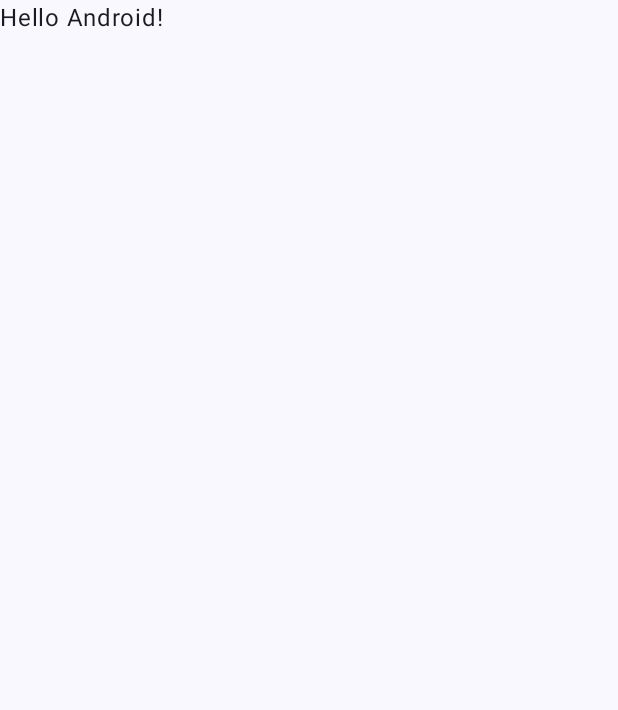
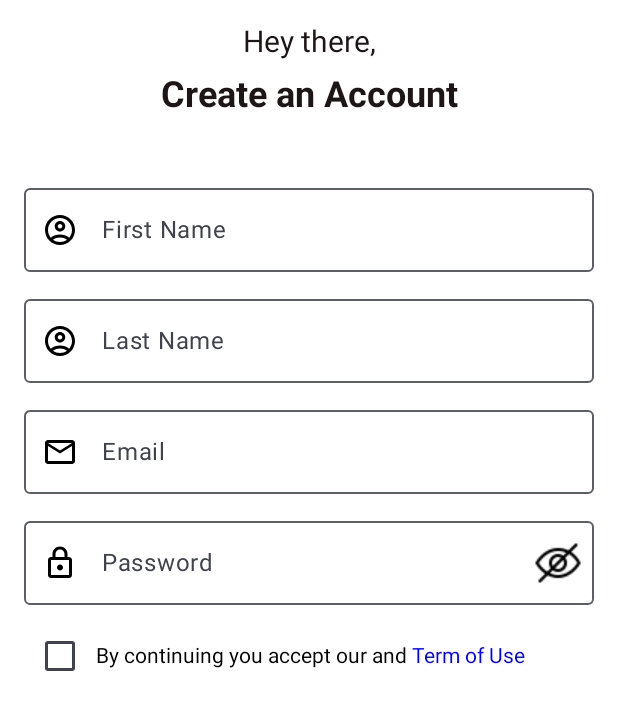
Before and after one commit to VISHALCHAND007/LoginApp_Jetpack_Compose, an Android app built with Jetpack Compose: the screen it shows after launch (MainActivity), on a phone screen of 412 x 824 dp. Before the commit the part shown is almost empty. Shown: the top 710 px of the screen. Run offline under Robolectric (Android 15) with nearby library versions, the phone set to English and light mode, and no system bars.

Commit message:
Half of the screen is complete.

```diff
--- a/app/build.gradle.kts
+++ b/app/build.gradle.kts
@@ -51,7 +51,7 @@ android {
 
 dependencies {
 
-    implementation("androidx.core:core-ktx:1.9.0")
+    implementation("androidx.core:core-ktx:1.10.1")
     implementation("androidx.lifecycle:lifecycle-runtime-ktx:2.6.1")
     implementation("androidx.activity:activity-compose:1.7.2")
     implementation(platform("androidx.compose:compose-bom:2023.03.00"))
--- a/app/src/main/java/com/example/login/MainActivity.kt
+++ b/app/src/main/java/com/example/login/MainActivity.kt
@@ -10,6 +10,7 @@ import androidx.compose.material3.Text
 import androidx.compose.runtime.Composable
 import androidx.compose.ui.Modifier
 import androidx.compose.ui.tooling.preview.Preview
+import com.example.login.screens.SignUpScreen
 import com.example.login.ui.theme.LoginTheme
 
 class MainActivity : ComponentActivity() {
@@ -17,30 +18,8 @@ class MainActivity : ComponentActivity() {
         super.onCreate(savedInstanceState)
         setContent {
             LoginTheme {
-                // A surface container using the 'background' color from the theme
-                Surface(
-                    modifier = Modifier.fillMaxSize(),
-                    color = MaterialTheme.colorScheme.background
-                ) {
-                    Greeting("Android")
-                }
+                SignUpScreen()
             }
         }
     }
 }
-
-@Composable
-fun Greeting(name: String, modifier: Modifier = Modifier) {
-    Text(
-        text = "Hello $name!",
-        modifier = modifier
-    )
-}
-
-@Preview(showBackground = true)
-@Composable
-fun GreetingPreview() {
-    LoginTheme {
-        Greeting("Android")
-    }
-}
--- /dev/null
+++ b/app/src/main/java/com/example/login/components/AppComponents.kt
@@ -0,0 +1,218 @@
+package com.example.login.components
+
+import androidx.compose.foundation.layout.Row
+import androidx.compose.foundation.layout.fillMaxWidth
+import androidx.compose.foundation.layout.height
+import androidx.compose.foundation.text.ClickableText
+import androidx.compose.foundation.text.KeyboardActions
+import androidx.compose.foundation.text.KeyboardOptions
+import androidx.compose.material3.Checkbox
+import androidx.compose.material3.ExperimentalMaterial3Api
+import androidx.compose.material3.Icon
+import androidx.compose.material3.IconButton
+import androidx.compose.material3.OutlinedTextField
+import androidx.compose.material3.Text
+import androidx.compose.runtime.Composable
+import androidx.compose.runtime.getValue
+import androidx.compose.runtime.mutableStateOf
+import androidx.compose.runtime.remember
+import androidx.compose.runtime.setValue
+import androidx.compose.ui.Alignment
+import androidx.compose.ui.Modifier
+import androidx.compose.ui.graphics.Color
+import androidx.compose.ui.graphics.vector.ImageVector
+import androidx.compose.ui.input.key.Key
+import androidx.compose.ui.platform.LocalTextInputService
+import androidx.compose.ui.platform.textInputServiceFactory
+import androidx.compose.ui.res.colorResource
+import androidx.compose.ui.res.painterResource
+import androidx.compose.ui.res.stringResource
+import androidx.compose.ui.text.SpanStyle
+import androidx.compose.ui.text.TextStyle
+import androidx.compose.ui.text.buildAnnotatedString
+import androidx.compose.ui.text.font.FontWeight
+import androidx.compose.ui.text.input.ImeAction
+import androidx.compose.ui.text.input.KeyboardType
+import androidx.compose.ui.text.input.PasswordVisualTransformation
+import androidx.compose.ui.text.input.VisualTransformation
+import androidx.compose.ui.text.style.TextAlign
+import androidx.compose.ui.text.withStyle
+import androidx.compose.ui.unit.Dp
+import androidx.compose.ui.unit.dp
+import androidx.compose.ui.unit.sp
+import com.example.login.R
+
+@Composable
+fun NormalText(
+    text: String
+) {
+    Text(
+        text = text,
+        modifier = Modifier
+            .fillMaxWidth(),
+        style = TextStyle(
+            fontSize = 20.sp,
+            color = colorResource(id = R.color.colorText)
+        ),
+        textAlign = TextAlign.Center
+    )
+}
+
+@Composable
+fun Spacer(value: Dp = 10.dp) {
+    androidx.compose.foundation.layout.Spacer(modifier = Modifier.height(value))
+}
+
+@Composable
+fun BoldText(
+    text: String
+) {
+    Text(
+        text = text,
+        modifier = Modifier
+            .fillMaxWidth(),
+        style = TextStyle(
+            fontSize = 24.sp,
+            fontWeight = FontWeight.Bold,
+            color = colorResource(id = R.color.colorText)
+        ),
+        textAlign = TextAlign.Center
+    )
+}
+
+@OptIn(ExperimentalMaterial3Api::class)
+@Composable
+fun TextField(
+    icon: ImageVector,
+    label: String,
+    onValueChanged: (String) -> Unit
+) {
+    var textState by remember {
+        mutableStateOf("")
+    }
+    OutlinedTextField(
+        modifier = Modifier.fillMaxWidth(),
+        value = textState,
+        onValueChange = {
+            textState = it
+            onValueChanged(it)
+        },
+        label = { Text(text = label) },
+        leadingIcon = {
+            Icon(imageVector = icon, contentDescription = label, tint = Color.Black)
+        },
+        textStyle = TextStyle(
+            color = Color.Black,
+            fontSize = 20.sp
+        )
+    )
+}
+
+@OptIn(ExperimentalMaterial3Api::class)
+@Composable
+fun PasswordTextField(
+    icon: ImageVector,
+    label: String,
+    onValueChanged: (String) -> Unit
+) {
+    var textState by remember {
+        mutableStateOf("")
+    }
+    var isVisible by remember {
+        mutableStateOf(false)
+    }
+    OutlinedTextField(
+        modifier = Modifier.fillMaxWidth(),
+        value = textState,
+        onValueChange = {
+            textState = it
+            onValueChanged(it)
+        },
+        label = {
+            Text(
+                text = label
+            )
+        },
+        textStyle = TextStyle(
+            fontSize = 20.sp,
+            color = Color.Black
+        ),
+        leadingIcon = {
+            Icon(
+                imageVector = icon,
+                contentDescription = label,
+                tint = Color.Black
+            )
+        },
+        trailingIcon = {
+            val iconImg = if (isVisible) R.drawable.visibility else R.drawable.visible_off
+            val description =
+                if (isVisible) stringResource(id = R.string.hide_password) else stringResource(id = R.string.show_password)
+            IconButton(onClick = {
+                isVisible = !isVisible
+            }) {
+                Icon(
+                    painter = painterResource(id = iconImg),
+                    contentDescription = description,
+                    tint = Color.Black
+                )
+            }
+        },
+        keyboardOptions = KeyboardOptions.Default.copy(
+            keyboardType = KeyboardType.Password,
+            imeAction = ImeAction.Done
+        ),
+        visualTransformation = if (isVisible) VisualTransformation.None else PasswordVisualTransformation(
+            mask = '*'
+        )
+    )
+}
+
+@Composable
+fun TermsAndConditions(
+    onCheckBoxClicked: (Boolean) -> Unit,
+    onTextClicked: (String) -> Unit
+) {
+    var isCheckBoxClicked by remember {
+        mutableStateOf(false)
+    }
+    //creating annotated string
+    val initialString = stringResource(id = R.string.terms_and_conditions)
+    val privacyPolicy = stringResource(id = R.string.privacy_policy)
+    val termsOfUse = stringResource(id = R.string.terms_of_use)
+    val termsAndConditionsStr = buildAnnotatedString {
+        append(initialString)
+        withStyle(
+            style = SpanStyle(
+                color = Color.Blue
+            )
+        ) {
+            {
+                pushStringAnnotation(tag = privacyPolicy, annotation = privacyPolicy)
+                append(privacyPolicy)
+            }
+        }
+        append(" and ")
+        withStyle(style = SpanStyle(color = Color.Blue)) {
+            pushStringAnnotation(tag = termsOfUse, annotation = termsOfUse)
+            append(termsOfUse)
+        }
+    }
+
+
+    Row(
+        verticalAlignment = Alignment.CenterVertically
+    ) {
+        Checkbox(checked = isCheckBoxClicked, onCheckedChange = {
+            isCheckBoxClicked = !isCheckBoxClicked
+        })
+        ClickableText(text = termsAndConditionsStr, onClick = { offSet ->
+            termsAndConditionsStr.getStringAnnotations(offSet, offSet)
+                .firstOrNull()?.also { span ->
+                    if(span.item == termsOfUse || span.item == privacyPolicy) {
+                        onTextClicked(span.item)
+                    }
+                }
+        })
+    }
+}
--- /dev/null
+++ b/app/src/main/java/com/example/login/screens/SignUpScreen.kt
@@ -0,0 +1,75 @@
+package com.example.login.screens
+
+import android.util.Log
+import androidx.compose.foundation.background
+import androidx.compose.foundation.layout.Column
+import androidx.compose.foundation.layout.fillMaxSize
+import androidx.compose.foundation.layout.padding
+import androidx.compose.material.icons.Icons
+import androidx.compose.material.icons.outlined.AccountCircle
+import androidx.compose.material.icons.outlined.Email
+import androidx.compose.material.icons.outlined.Lock
+import androidx.compose.material3.Surface
+import androidx.compose.runtime.Composable
+import androidx.compose.ui.Modifier
+import androidx.compose.ui.graphics.Color
+import androidx.compose.ui.res.stringResource
+import androidx.compose.ui.tooling.preview.Preview
+import androidx.compose.ui.unit.dp
+import com.example.login.R
+import com.example.login.components.BoldText
+import com.example.login.components.NormalText
+import com.example.login.components.PasswordTextField
+import com.example.login.components.Spacer
+import com.example.login.components.TermsAndConditions
+import com.example.login.components.TextField
+
+@Composable
+fun SignUpScreen() {
+    Surface(
+        modifier = Modifier
+            .fillMaxSize()
+            .background(Color.White)
+            .padding(16.dp)
+    ) {
+        Column(
+            modifier = Modifier
+                .fillMaxSize()
+                .background(Color.White)
+        ) {
+            NormalText(text = stringResource(id = R.string.hey_there))
+            Spacer()
+            BoldText(text = stringResource(id = R.string.create_account))
+            Spacer(value = 40.dp)
+            TextField(
+                icon = Icons.Outlined.AccountCircle,
+                label = stringResource(id = R.string.first_name),
+                onValueChanged = {
+
+                })
+            Spacer()
+            TextField(
+                icon = Icons.Outlined.AccountCircle,
+                label = stringResource(id = R.string.last_name),
+                onValueChanged = {
+
+                })
+            Spacer()
+            TextField(
+                icon = Icons.Outlined.Email,
+                label = stringResource(id = R.string.email),
+                onValueChanged = {
+
+                })
+            Spacer()
+            PasswordTextField(
+                icon = Icons.Outlined.Lock,
+                label = stringResource(id = R.string.password),
+                onValueChanged = {})
+            Spacer()
+            TermsAndConditions(onCheckBoxClicked = {}, onTextClicked = {
+                Log.e("here==", it)
+            })
+        }
+    }
+}
--- a/app/src/main/java/com/example/login/ui/theme/Theme.kt
+++ b/app/src/main/java/com/example/login/ui/theme/Theme.kt
@@ -15,11 +15,11 @@ import androidx.compose.ui.platform.LocalContext
 import androidx.compose.ui.platform.LocalView
 import androidx.core.view.WindowCompat
 
-private val DarkColorScheme = darkColorScheme(
-    primary = Purple80,
-    secondary = PurpleGrey80,
-    tertiary = Pink80
-)
+//private val DarkColorScheme = darkColorScheme(
+//    primary = Purple80,
+//    secondary = PurpleGrey80,
+//    tertiary = Pink80
+//)
 
 private val LightColorScheme = lightColorScheme(
     primary = Purple40,
@@ -50,7 +50,7 @@ fun LoginTheme(
             if (darkTheme) dynamicDarkColorScheme(context) else dynamicLightColorScheme(context)
         }
 
-        darkTheme -> DarkColorScheme
+        darkTheme -> LightColorScheme
         else -> LightColorScheme
     }
     val view = LocalView.current
--- a/app/src/main/res/values/colors.xml
+++ b/app/src/main/res/values/colors.xml
@@ -7,4 +7,12 @@
     <color name="teal_700">#FF018786</color>
     <color name="black">#FF000000</color>
     <color name="white">#FFFFFFFF</color>
+
+    //my colors
+    <color name="colorPrimary">#92A3FD</color>
+    <color name="colorSecondary">#9DCEFF</color>
+    <color name="colorText">#1D1617</color>
+    <color name="colorAccent">#C58BF2</color>
+    <color name="colorWhite">#FFFFFF</color>
+    <color name="colorGray">#7B7F72</color>
 </resources>
--- a/app/src/main/res/values/strings.xml
+++ b/app/src/main/res/values/strings.xml
@@ -1,3 +1,17 @@
 <resources>
     <string name="app_name">Login</string>
+    <string name="hey_there">Hey there,</string>
+    <string name="create_account">Create an Account</string>
+    <string name="first_name">First Name</string>
+    <string name="last_name">Last Name</string>
+    <string name="email">Email</string>
+    <string name="password">Password</string>
+    <string name="register">Register</string>
+    <string name="already_have_an_account">Already have an Account?</string>
+    <string name="hide_password">Show Password</string>
+    <string name="show_password">Show Password</string>
+    <string name="terms_and_conditions">By continuing you accept our</string>
+    <string name="privacy_policy">Privacy Policy</string>
+    <string name="and">and</string>
+    <string name="terms_of_use">Term of Use</string>
 </resources>
```
Also changed, not shown: app/src/main/res/drawable/visibility.png (added), app/src/main/res/drawable/visible_off.png (added).
